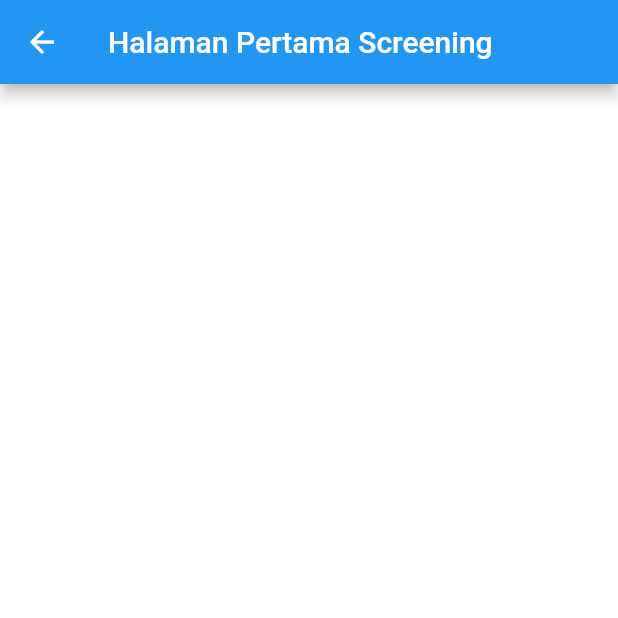
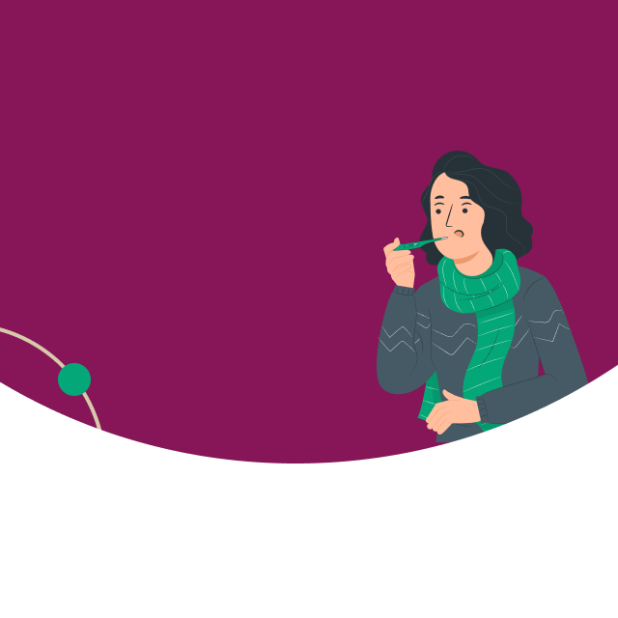
Before and after one commit to saskia-dwi-ulfah/HealthyIn, a Flutter app: the screen it shows once a user with an empty profile is signed in, after a tap on "Skrining Mandiri", on a phone screen of 412 x 824 dp, the top half of it. Run offline on Flutter 3.47's test engine with Material 2 defaults, Android fonts, the light colour scheme and no system bars; our stand-ins replace firebase_auth, firebase_core, get, google_fonts, google_sign_in; accounts and stored records are empty.

Commit message:
Initializing self screening basic UI

```diff
--- a/healthyin/lib/screens/Self Screening/screening_1.dart
+++ b/healthyin/lib/screens/Self Screening/screening_1.dart
@@ -14,10 +14,25 @@ class FirstPageScreening extends StatefulWidget {
 class _FirstPageScreeningState extends State<FirstPageScreening> {
   @override
   Widget build(BuildContext context) {
-    return Scaffold(
-      appBar: AppBar(
-        title: const Text('Halaman Pertama Screening'),
-      ),
+    double w = MediaQuery.of(context).size.width;
+    double h = MediaQuery.of(context).size.height;
+
+    return Column(
+      children: [
+        Column(
+          children: [
+            Container(
+              height: h,
+              width: w,
+              decoration: BoxDecoration(
+                  image: DecorationImage(
+                      image:
+                          AssetImage("assets/images/self_screening_bg_x2.png"),
+                      fit: BoxFit.cover)),
+            )
+          ],
+        )
+      ],
     );
   }
 }
--- a/healthyin/pubspec.yaml
+++ b/healthyin/pubspec.yaml
@@ -74,6 +74,8 @@ flutter:
    - assets/icons/logo_healthyin_x2.png
    - assets/icons/logo_healthyin_x3.png
    - assets/images/splashscreen_bg.png
+   - assets/images/self_screening_bg.png
+   - assets/images/self_screening_bg_x2.png
    - assets/images/login_top_right.png
    - assets/images/login_bottom_left.png
 
```
Also changed, not shown: healthyin/lib/screens/Self Screening/screening_2.dart (+20 -1 lines), healthyin/lib/screens/Self Screening/screening_3.dart (+20 -1 lines), healthyin/lib/screens/Self Screening/screening_4.dart (+20 -1 lines), healthyin/lib/screens/Self Screening/screening_5.dart (+20 -1 lines), healthyin/lib/screens/Self Screening/screening_6.dart (+20 -1 lines), healthyin/lib/screens/Self Screening/screening_7.dart (+20 -1 lines), healthyin/assets/images/Self Screening COVID-19.png (added), healthyin/assets/images/self_screening_bg_x2.png (added).
